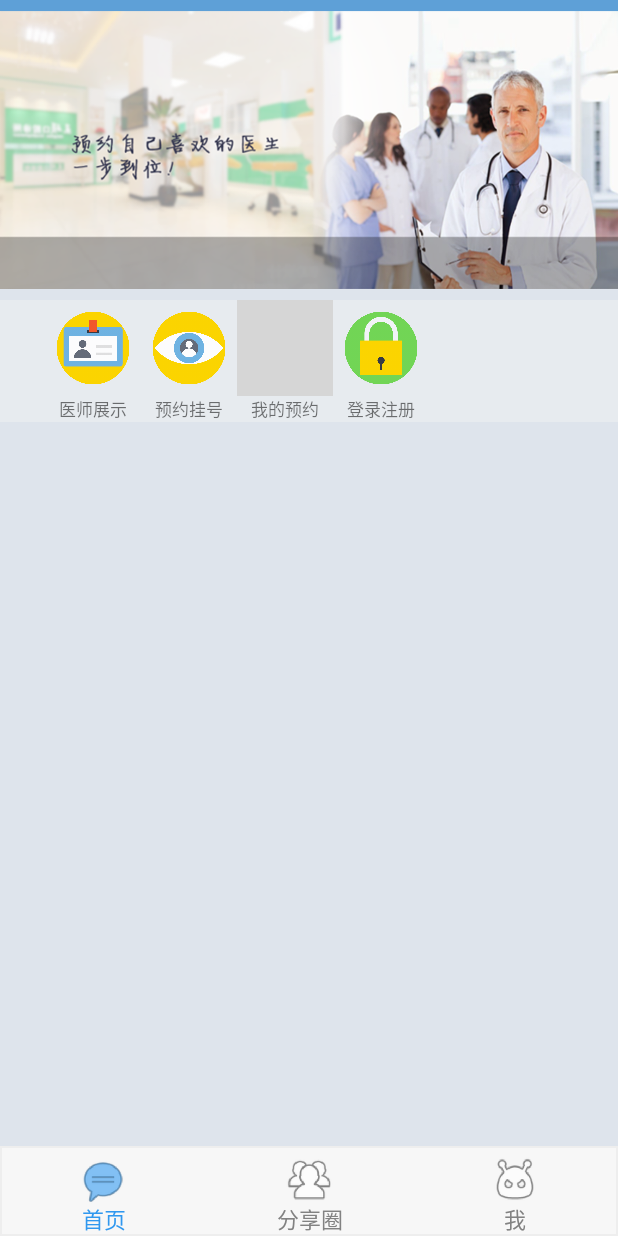
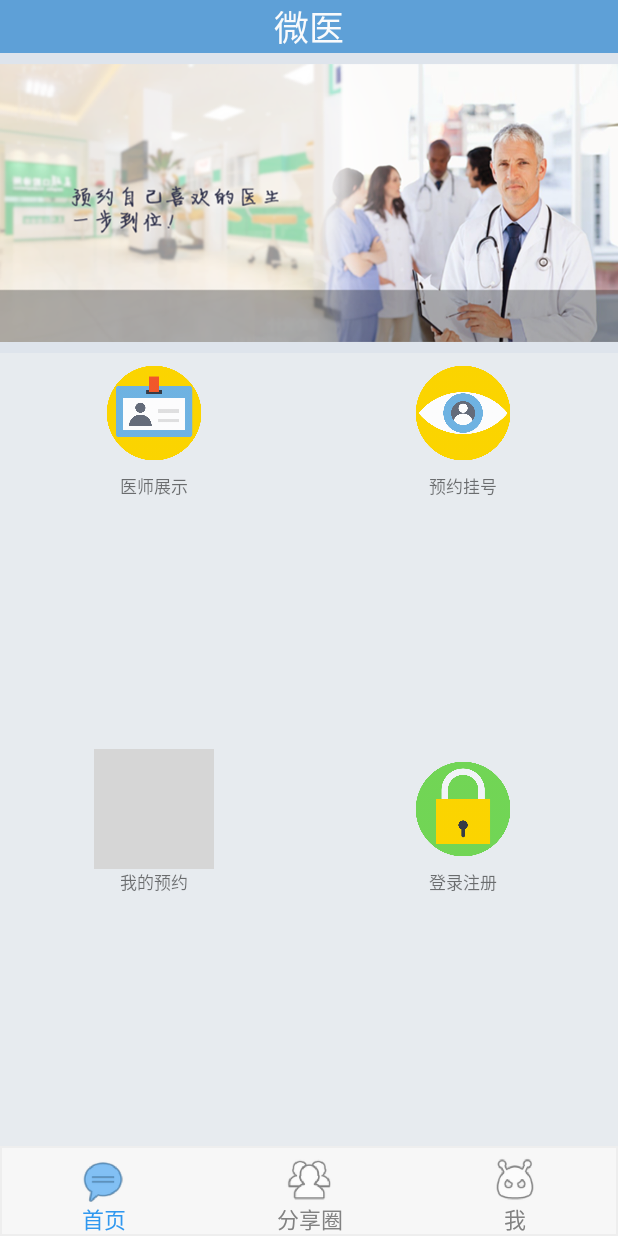
Before and after one commit to zhuolangF2/MicroDoctorClient, an Android app: the screen it shows after launch (MainActivity), on a phone screen of 412 x 824 dp. Run offline under Robolectric (Android 15) with nearby library versions, the phone set to English and light mode, and no system bars; grey boxes are pictures that could not be loaded.

Commit message:
更新界面，动态加载图片改为在布局中静态加载

```diff
--- a/app/src/main/java/com/zhuolang/main/HomepageTabFragment.java
+++ b/app/src/main/java/com/zhuolang/main/HomepageTabFragment.java
@@ -52,17 +52,7 @@ public class HomepageTabFragment extends Fragment{
      *初始化数据
      */
     private void initView(View view) {
-        imageView_item1= (ImageView) view.findViewById(R.id.image_item1);
-        imageView_doctor= (ImageView) view.findViewById(R.id.image_item_doctor);
-        imageView_appointment= (ImageView) view.findViewById(R.id.image_item_appointment);
-        imageView_myappointment= (ImageView) view.findViewById(R.id.image_item_myappointment);
-        imageView_login= (ImageView) view.findViewById(R.id.image_item_login);
 
-        imageView_item1.setImageResource(R.drawable.homeitem01);
-        imageView_doctor.setImageResource(R.drawable.rdoctor);
-        imageView_appointment.setImageResource(R.drawable.rappointment);
-        imageView_myappointment.setImageResource(R.drawable.rmyappointment);
-        imageView_login.setImageResource(R.drawable.rlogin);
     }
 
 }
--- a/app/src/main/res/layout/homepage.xml
+++ b/app/src/main/res/layout/homepage.xml
@@ -4,6 +4,7 @@
     android:layout_width="match_parent"
     android:layout_height="match_parent">
     <TextView
+        android:id="@+id/text_weiyi"
         android:text="微医"
         android:gravity="center"
         android:background="#5ea0d7"
@@ -14,29 +15,35 @@
         android:textColor="#fafbfc" />
     <ImageView
         android:id="@+id/image_item1"
+        android:layout_below="@+id/text_weiyi"
         android:layout_width="match_parent"
+        android:src="@drawable/homeitem01"
         android:layout_height="200dp" />
 
     <LinearLayout
         android:background="#e7ebef"
         android:layout_width="match_parent"
-        android:layout_height="wrap_content"
-        android:orientation="horizontal"
-
+        android:layout_height="match_parent"
+        android:orientation="vertical"
         android:layout_below="@+id/image_item1">
-        <ImageView
-            android:layout_width="30dp"
-            android:layout_height="30dp" />
 
         <LinearLayout
-            android:layout_width="wrap_content"
-            android:layout_height="wrap_content"
+            android:layout_weight="1"
+            android:layout_width="match_parent"
+            android:layout_height="0dp">
+
+            <LinearLayout
+                android:layout_weight="1"
+                android:layout_width="0dp"
+                android:layout_height="match_parent"
                 android:orientation="vertical">
                 <ImageView
                     android:id="@+id/image_item_doctor"
+                    android:src="@drawable/rdoctor"
+                    android:layout_gravity="center"
                     android:padding="5dp"
-                android:layout_width="64dp"
-                android:layout_height="64dp" />
+                    android:layout_width="80dp"
+                    android:layout_height="80dp" />
                 <TextView
                     android:text="医师展示"
                     android:textSize="11dp"
@@ -44,16 +51,18 @@
                     android:layout_width="wrap_content"
                     android:layout_height="wrap_content" />
             </LinearLayout>
-
             <LinearLayout
-            android:layout_width="wrap_content"
-            android:layout_height="wrap_content"
+                android:layout_weight="1"
+                android:layout_width="0dp"
+                android:layout_height="match_parent"
                 android:orientation="vertical">
                 <ImageView
                     android:id="@+id/image_item_appointment"
+                    android:src="@drawable/rappointment"
+                    android:layout_gravity="center"
                     android:padding="5dp"
-                android:layout_width="64dp"
-                android:layout_height="64dp" />
+                    android:layout_width="80dp"
+                    android:layout_height="80dp" />
                 <TextView
                     android:text="预约挂号"
                     android:textSize="11dp"
@@ -62,15 +71,25 @@
                     android:layout_height="wrap_content" />
             </LinearLayout>
 
+        </LinearLayout>
+
         <LinearLayout
-            android:layout_width="wrap_content"
-            android:layout_height="wrap_content"
+            android:layout_weight="1"
+            android:layout_width="match_parent"
+            android:layout_height="0dp">
+
+            <LinearLayout
+                android:layout_weight="1"
+                android:layout_width="0dp"
+                android:layout_height="match_parent"
                 android:orientation="vertical">
                 <ImageView
                     android:id="@+id/image_item_myappointment"
+                    android:src="@drawable/rmyappointment"
+                    android:layout_gravity="center"
                     android:padding="5dp"
-                android:layout_width="64dp"
-                android:layout_height="64dp" />
+                    android:layout_width="80dp"
+                    android:layout_height="80dp" />
                 <TextView
                     android:text="我的预约"
                     android:textSize="11dp"
@@ -78,16 +97,18 @@
                     android:layout_width="wrap_content"
                     android:layout_height="wrap_content" />
             </LinearLayout>
-
             <LinearLayout
-            android:layout_width="wrap_content"
-            android:layout_height="wrap_content"
+                android:layout_weight="1"
+                android:layout_width="0dp"
+                android:layout_height="match_parent"
                 android:orientation="vertical">
                 <ImageView
                     android:id="@+id/image_item_login"
+                    android:src="@drawable/rlogin"
+                    android:layout_gravity="center"
                     android:padding="5dp"
-                android:layout_width="64dp"
-                android:layout_height="64dp" />
+                    android:layout_width="80dp"
+                    android:layout_height="80dp" />
                 <TextView
                     android:text="登录注册"
                     android:textSize="11dp"
@@ -98,4 +119,6 @@
 
         </LinearLayout>
 
+    </LinearLayout>
+
 </RelativeLayout>
```
Lines whose indentation alone changed are shown as unchanged.
